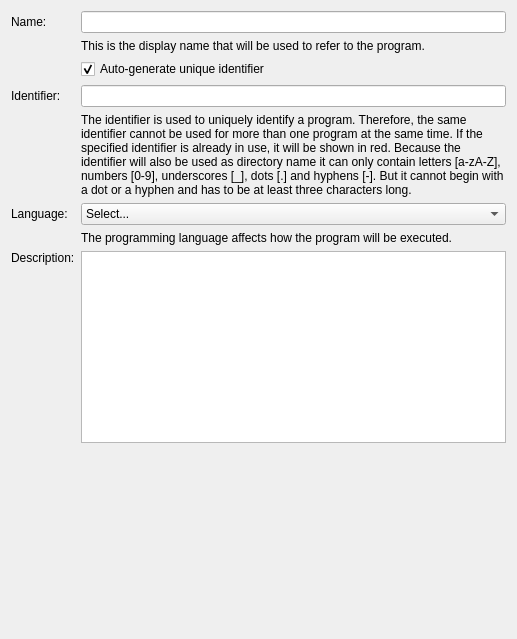
Tinkerforge/brickv, file src/brickv/plugin_system/plugins/red/ui/program_page_general.ui: the form before one commit.
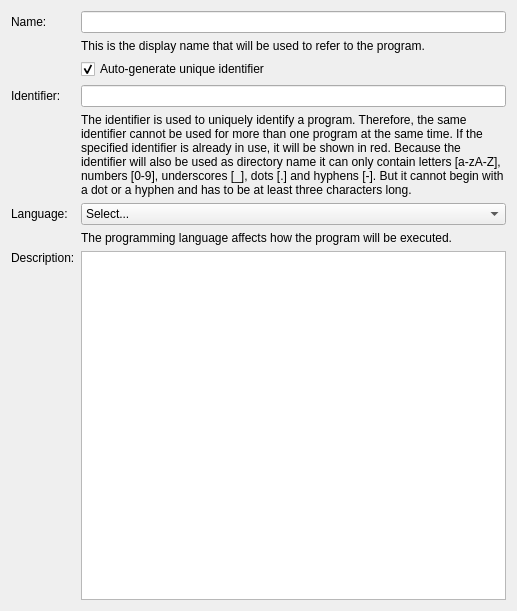
The form after the commit.

Commit message:
red-brick/pw: Add spacers to program pages to ensure proper layout expansion
Before the Python, JavaScript and PHP pages would not layout correctly
in all situations.

```diff
--- a/src/brickv/plugin_system/plugins/red/ui/program_page_general.ui
+++ b/src/brickv/plugin_system/plugins/red/ui/program_page_general.ui
@@ -7,7 +7,7 @@
     <x>0</x>
     <y>0</y>
     <width>517</width>
-    <height>639</height>
+    <height>611</height>
    </rect>
   </property>
   <property name="windowTitle">
@@ -202,19 +202,6 @@
      </item>
     </layout>
    </item>
-   <item>
-    <spacer name="verticalSpacer">
-     <property name="orientation">
-      <enum>Qt::Vertical</enum>
-     </property>
-     <property name="sizeHint" stdset="0">
-      <size>
-       <width>20</width>
-       <height>0</height>
-      </size>
-     </property>
-    </spacer>
-   </item>
   </layout>
  </widget>
  <tabstops>
```
The commit also changes 24 other files.
